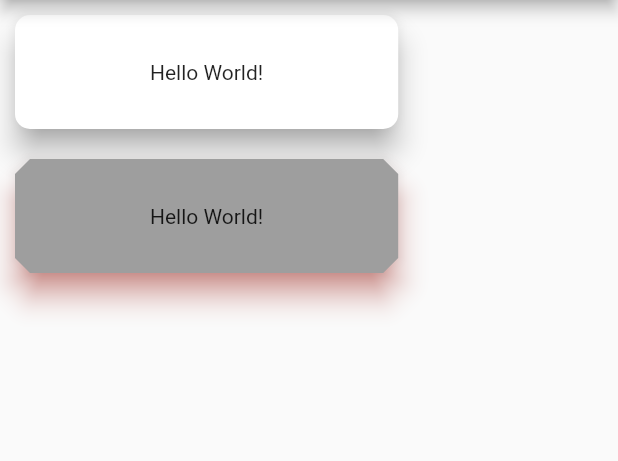
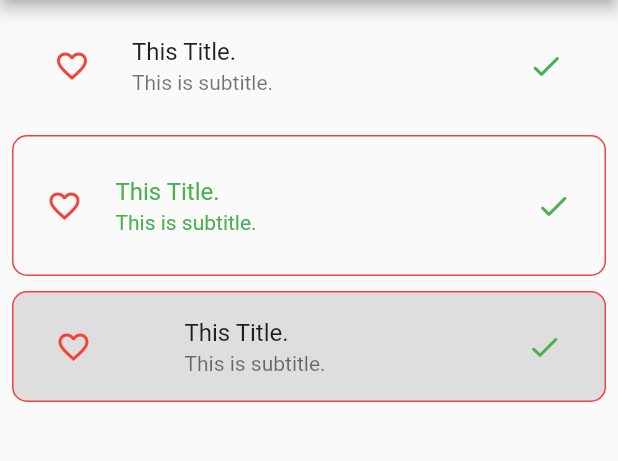
Before and after one commit to partho-debnath/flutter, a Flutter app: the screen it shows after launch, on a phone screen of 412 x 824 dp, the part 84-545 px from its top. Run offline on Flutter 3.47's test engine with Material 2 defaults, Android fonts, the phone set to English and light mode, and no system bars.

Commit message:
ListTile

```diff
--- a/lib/screens/home_screen.dart
+++ b/lib/screens/home_screen.dart
@@ -1,6 +1,6 @@
 import 'package:flutter/material.dart';
 
-import '../widgets/card_widget.dart';
+import '../widgets/listtile_widget.dart';
 
 class HomeScreen extends StatelessWidget {
   const HomeScreen({Key? key}) : super(key: key);
@@ -11,7 +11,7 @@ class HomeScreen extends StatelessWidget {
       appBar: AppBar(
         title: const Text('Flutter Widgets'),
       ),
-      body: const MyCard(),
+      body: const MyListTile(),
     );
   }
 }
--- /dev/null
+++ b/lib/widgets/listtile_widget.dart
@@ -0,0 +1,138 @@
+import 'package:flutter/material.dart';
+
+class MyListTile extends StatelessWidget {
+  const MyListTile({super.key});
+
+  @override
+  Widget build(BuildContext context) {
+    return Padding(
+      padding: const EdgeInsets.all(8.0),
+      child: Column(
+        children: <Widget>[
+          ListTile(
+            // horizontalTitleGap: 10,
+            // selected: true,
+            // tileColor: Colors.black, // this not working when selected is true
+            // selectedColor: Colors.green,
+            // // selectedTileColor: Colors.grey,
+            // splashColor: Colors.purple,
+            // shape: RoundedRectangleBorder(
+            //   borderRadius: BorderRadius.circular(10),
+            //   side: const BorderSide(
+            //     color: Colors.red,
+            //     width: 1,
+            //   ),
+            // ),
+            // dense: true,
+            // contentPadding:
+            //     const EdgeInsets.symmetric(horizontal: 10, vertical: 10),
+            onTap: () {
+              print('on Tap');
+            },
+            onLongPress: () {
+              print('on Long Press');
+            },
+            leading: IconButton(
+              onPressed: () {},
+              icon: const Icon(
+                Icons.favorite_border,
+                color: Colors.red,
+              ),
+            ),
+            title: const Text('This Title.'),
+            subtitle: const Text('This is subtitle.'),
+            trailing: IconButton(
+              onPressed: () {},
+              icon: const Icon(
+                Icons.done_rounded,
+                color: Colors.green,
+              ),
+            ),
+          ),
+          const SizedBox(
+            height: 10,
+          ),
+          ListTile(
+            horizontalTitleGap: 10,
+            selected: true,
+            tileColor: Colors.black, // this not working when selected is true
+            selectedColor: Colors.green,
+            // selectedTileColor: Colors.grey,
+            splashColor: Colors.purple,
+            shape: RoundedRectangleBorder(
+              borderRadius: BorderRadius.circular(10),
+              side: const BorderSide(
+                color: Colors.red,
+                width: 1,
+              ),
+            ),
+            // dense: true,
+            contentPadding:
+                const EdgeInsets.symmetric(horizontal: 10, vertical: 10),
+            onTap: () {
+              print('on Tap');
+            },
+            onLongPress: () {
+              print('on Long Press');
+            },
+            leading: IconButton(
+              onPressed: () {},
+              icon: const Icon(
+                Icons.favorite_border,
+                color: Colors.red,
+              ),
+            ),
+            title: const Text('This Title.'),
+            subtitle: const Text('This is subtitle.'),
+            trailing: IconButton(
+              onPressed: () {},
+              icon: const Icon(
+                Icons.done_rounded,
+                color: Colors.green,
+              ),
+            ),
+          ),
+          const SizedBox(
+            height: 10,
+          ),
+          ListTile(
+            tileColor: Colors.grey.withOpacity(0.3),
+            horizontalTitleGap: 50,
+            selected: false,
+            selectedColor: Colors.green,
+            // selectedTileColor: Colors.grey,
+            // splashColor: Colors.purple,
+            shape: RoundedRectangleBorder(
+              borderRadius: BorderRadius.circular(10),
+              side: const BorderSide(
+                color: Colors.red,
+                width: 1,
+              ),
+            ),
+            // dense: true,
+            // contentPadding: EdgeInsets.symmetric(horizontal: 10, vertical: 10),
+            onTap: () {
+              print('on Tap');
+            },
+            leading: IconButton(
+              onPressed: () {},
+              icon: const Icon(
+                Icons.favorite_border,
+                color: Colors.red,
+              ),
+            ),
+            title: const Text('This Title.'),
+            subtitle: const Text('This is subtitle.'),
+            trailing: IconButton(
+              onPressed: () {},
+              icon: const Icon(
+                Icons.done_rounded,
+                color: Colors.green,
+              ),
+            ),
+          )
+        ],
+      ),
+    );
+  }
+}
```
